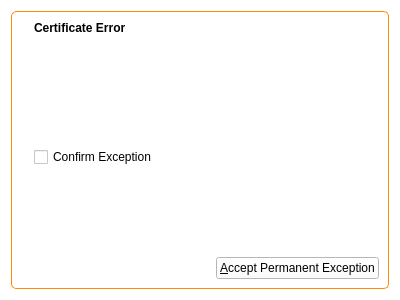
The window that 2.x/UI/dooble_certificate_exceptions_widget.ui (textbrowser/dooble) describes before a commit, drawn with Qt 5.
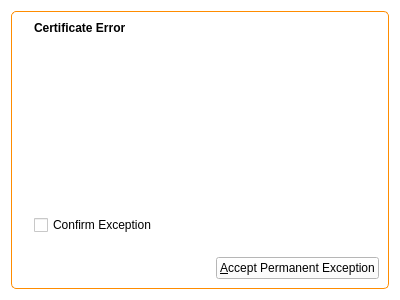
The same window after the commit. Icons and pictures are not drawn.

Commit message: Removed fixed size.

The edit to the form file:
```diff
--- a/2.x/UI/dooble_certificate_exceptions_widget.ui
+++ b/2.x/UI/dooble_certificate_exceptions_widget.ui
@@ -70,12 +70,6 @@
           </item>
           <item>
            <widget class="QTextBrowser" name="label">
-            <property name="maximumSize">
-             <size>
-              <width>16777215</width>
-              <height>100</height>
-             </size>
-            </property>
             <property name="styleSheet">
              <string notr="true">QWidget {border: none;}</string>
             </property>
```
